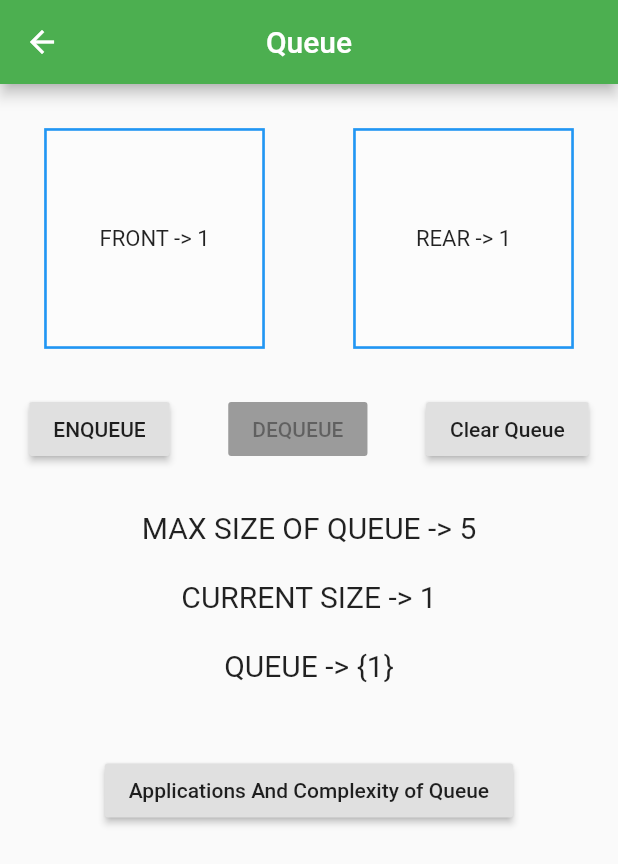
After one commit to parthsarthibissa/data_structures, a Flutter app: the QWorkingScreen screen opened by its route, after a tap on "ENQUEUE", on a phone screen of 412 x 824 dp. The commit adds this screen. Shown: the top 864 px of the screen. Run offline on Flutter 3.47's test engine with Material 2 defaults, Android fonts, the phone set to English and light mode, and no system bars.

Commit message:
Stack Queue Complete

```diff
--- a/lib/components/drawer.dart
+++ b/lib/components/drawer.dart
@@ -13,6 +13,12 @@ class MyAppDrawer extends StatelessWidget {
           onTap: () {
             return Navigator.of(context).pushNamed('/stack');
           },
+        ),
+        ListTile(
+          title: Text('Queue'),
+          onTap: () {
+            return Navigator.of(context).pushNamed('/queue');
+          },
         )
       ],
     ));
--- /dev/null
+++ b/lib/screens/queue/queuecomp.dart
@@ -0,0 +1,15 @@
+import 'package:data_structures/components/compbase.dart';
+import 'package:flutter/material.dart';
+
+class QueueComp extends StatelessWidget {
+  const QueueComp({Key key}) : super(key: key);
+
+  @override
+  Widget build(BuildContext context) {
+    return BaseComp(
+      title: 'Queue',
+      application: ' -> Used in Task Scheduling in OS.\n\n -> Used in BFS Traversal of Graphs.\n\n -> Used in  printer scheduling.\n\n -> Used in To-Do List Applications\n\n',
+      complex : 'Complexity : \n\n Enqueue -> O(N)\n Dequeue -> O(N)'
+    );
+  }
+}
--- /dev/null
+++ b/lib/screens/queue/qworking.dart
@@ -0,0 +1,191 @@
+import 'dart:collection';
+
+import 'package:flutter/material.dart';
+import 'package:flutter/rendering.dart';
+
+class QWorkingScreen extends StatefulWidget {
+  @override
+  _QWorkingScreenState createState() => _QWorkingScreenState();
+}
+
+class _QWorkingScreenState extends State<QWorkingScreen> {
+  int c = 1;
+  TextEditingController controller;
+  bool deqenable = false;
+  bool enqenable = true;
+  int rear, front;
+  final q = Queue<dynamic>();
+  String fullmessage = '';
+  String emptymessage = '';
+  void initState() {
+    super.initState();
+    rear = -1;
+    front = -1;
+    deqenable = false;
+    enqenable = true;
+  }
+
+  int enq(int a) {
+    q.add(a);
+    setState(() {
+      if (q.length == 5) {
+        fullmessage = 'Queue Overflow';
+        emptymessage = '';
+        enqenable = false;
+      } else if (front == -1 && rear == -1) {
+        front = 1;
+        c = c + 1;
+        fullmessage = '';
+        emptymessage = '';
+        rear = 1;
+        deqenable = false;
+      } else {
+        rear = rear + 1;
+        c = c + 1;
+        fullmessage = '';
+        emptymessage = '';
+
+        deqenable = true;
+      }
+    });
+    return rear;
+  }
+
+  int deq() {
+    q.removeFirst();
+    setState(() {
+      if (front > rear) {
+        enqenable = true;
+        emptymessage = 'Queue Underflow';
+        fullmessage = 'Oops! front>rear ';
+        front = -1;
+        rear = -1;
+        q.clear();
+        deqenable = false;
+      } else {
+        fullmessage = '';
+        emptymessage = '';
+        enqenable = true;
+        front = front + 1;
+      }
+    });
+    return rear;
+  }
+
+  int clearQueue() {
+    q.clear();
+    setState(() {
+      enqenable = true;
+      deqenable = false;
+      front = -1;
+      rear = -1;
+      c = 1;
+      fullmessage = '';
+      emptymessage = '';
+    });
+    return rear;
+  }
+
+  @override
+  Widget build(BuildContext context) {
+    return Scaffold(
+        appBar: AppBar(
+          title: Text('Queue'),
+          centerTitle: true,
+        ),
+        body: SizedBox(
+          child: Column(
+            children: [
+              FittedBox(
+                child: Row(
+                  mainAxisAlignment: MainAxisAlignment.spaceAround,
+                  crossAxisAlignment: CrossAxisAlignment.center,
+                  children: [
+                    Container(
+                        width: 500,
+                        height: 500,
+                        alignment: Alignment.center,
+                        child: Text(
+                          'FRONT -> ' + front.toString(),
+                          style: TextStyle(fontSize: 50),
+                        ),
+                        margin: EdgeInsets.all(100),
+                        decoration: BoxDecoration(
+                            color: Colors.white30,
+                            shape: BoxShape.rectangle,
+                            border: Border.all(
+                                color: Colors.blue,
+                                width: 6,
+                                style: BorderStyle.solid))),
+                    Container(
+                        width: 500,
+                        height: 500,
+                        alignment: Alignment.center,
+                        child: Text(
+                          'REAR -> ' + rear.toString(),
+                          style: TextStyle(fontSize: 50),
+                        ),
+                        margin: EdgeInsets.all(100),
+                        decoration: BoxDecoration(
+                            color: Colors.white30,
+                            shape: BoxShape.rectangle,
+                            border: Border.all(
+                                color: Colors.blue,
+                                width: 6,
+                                style: BorderStyle.solid))),
+                  ],
+                ),
+              ),
+              Row(
+                mainAxisAlignment: MainAxisAlignment.spaceAround,
+                children: [
+                  RaisedButton(
+                    onPressed: enqenable ? () => enq(c) : null,
+                    child: Text('ENQUEUE'),
+                  ),
+                  RaisedButton(
+                    onPressed: deqenable ? () => deq() : null,
+                    child: Text('DEQUEUE'),
+                  ),
+                  RaisedButton(
+                    onPressed: () {
+                      clearQueue();
+                    },
+                    child: Text('Clear Queue'),
+                  )
+                ],
+              ),
+              SizedBox(
+                height: 30,
+              ),
+              Column(
+                crossAxisAlignment: CrossAxisAlignment.center,
+                children: [
+                  Text(
+                    'MAX SIZE OF QUEUE -> 5\n',
+                    style: TextStyle(fontSize: 20),
+                  ),
+                  Text(
+                    'CURRENT SIZE -> ' + q.length.toString() + '\n',
+                    style: TextStyle(fontSize: 20),
+                  ),
+                  Text(
+                    'QUEUE -> ' + q.toString(),
+                    style: TextStyle(fontSize: 20),
+                  ),
+                  Text(
+                    '\n' + fullmessage + emptymessage + '\n',
+                    style: TextStyle(color: Colors.red),
+                  )
+                ],
+              ),
+              RaisedButton(onPressed: (){
+                return Navigator.of(context).pushNamed('/qcomp');
+              },
+              child: Text('Applications And Complexity of Queue'),
+              )
+            ],
+          ),
+        ));
+  }
+}
--- /dev/null
+++ b/lib/screens/stack/stackcomp.dart
@@ -0,0 +1,13 @@
+import 'package:data_structures/components/compbase.dart';
+import 'package:flutter/material.dart';
+
+class StackComp extends StatelessWidget {
+  @override
+  Widget build(BuildContext context) {
+    return BaseComp(
+      title: 'Stack',
+      application: '- > Balancing of symbols.\n\n - > Infix to Postfix/Prefix conversion\n\n - > Redo-undo features in many apps.\n\n - > Forward and backward in browsers\n\n - > Used in Tree and Graph Traversals.\n',
+      complex: 'Complexity in Stack :\n\n Push -> O(1) \n Pop -> O(1)',
+    );
+  }
+}
--- a/lib/screens/stack/working.dart
+++ b/lib/screens/stack/working.dart
@@ -123,7 +123,10 @@ class _WorkingScreenState extends State<WorkingScreen> {
                     style: TextStyle(fontSize: 20),
                   )
                 ],
-              )
+              ),
+              RaisedButton(onPressed: (){
+                return Navigator.of(context).pushNamed('/scomp');
+              },child: Text('Applications And Complexity'),)
             ],
           ),
         ));
```
Also changed, not shown: lib/components/compbase.dart (added, +34 -0 lines), lib/main.dart (+9 -2 lines), lib/screens/queue/queue.dart (added, +26 -0 lines).
